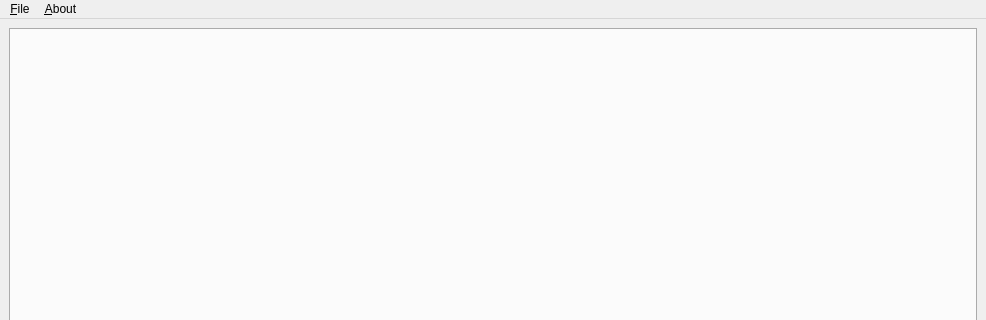
Above: src/mainWindow/mainWindow.ui from sophies92/sosText before the change; both pictures show x 0 to 986 and y 0 to 320 of the 986 by 812 pixel window. Below: the same form after it.
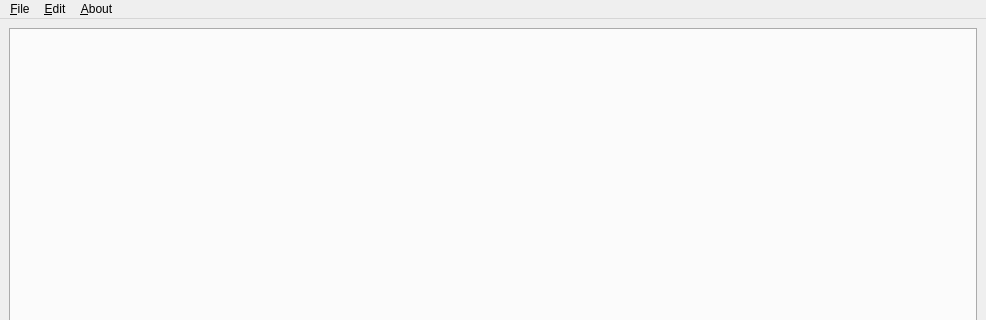
That is the form after the change.

```diff
--- a/src/mainWindow/mainWindow.ui
+++ b/src/mainWindow/mainWindow.ui
@@ -56,7 +56,13 @@
     <addaction name="actionAbout"/>
     <addaction name="action_Donate"/>
    </widget>
+   <widget class="QMenu" name="menu_Edit">
+    <property name="title">
+     <string>&amp;Edit</string>
+    </property>
+   </widget>
    <addaction name="menuFile"/>
+   <addaction name="menu_Edit"/>
    <addaction name="menu_About"/>
   </widget>
   <widget class="QStatusBar" name="statusbar"/>
```
Left out of the diff: 12 changed lines with no effect on the pictures.
